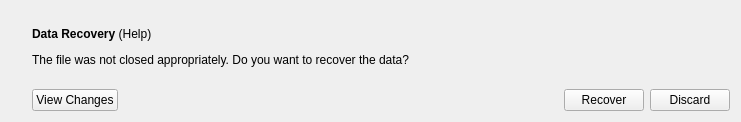
Before: the Qt Designer form part/swapfile/recoverwidget.ui in KDE/kate, drawn with Qt 5.
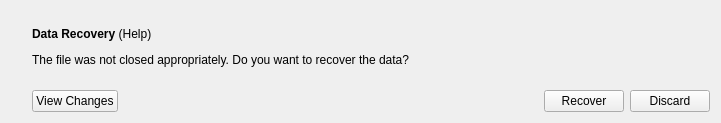
After: the same form once the commit is applied. Custom widgets are drawn as their Qt base class.

```diff
--- a/part/swapfile/recoverwidget.ui
+++ b/part/swapfile/recoverwidget.ui
@@ -6,8 +6,8 @@
    <rect>
     <x>0</x>
     <y>0</y>
-    <width>741</width>
-    <height>122</height>
+    <width>721</width>
+    <height>123</height>
    </rect>
   </property>
   <layout class="QHBoxLayout" name="horizontalLayout_2">
```
